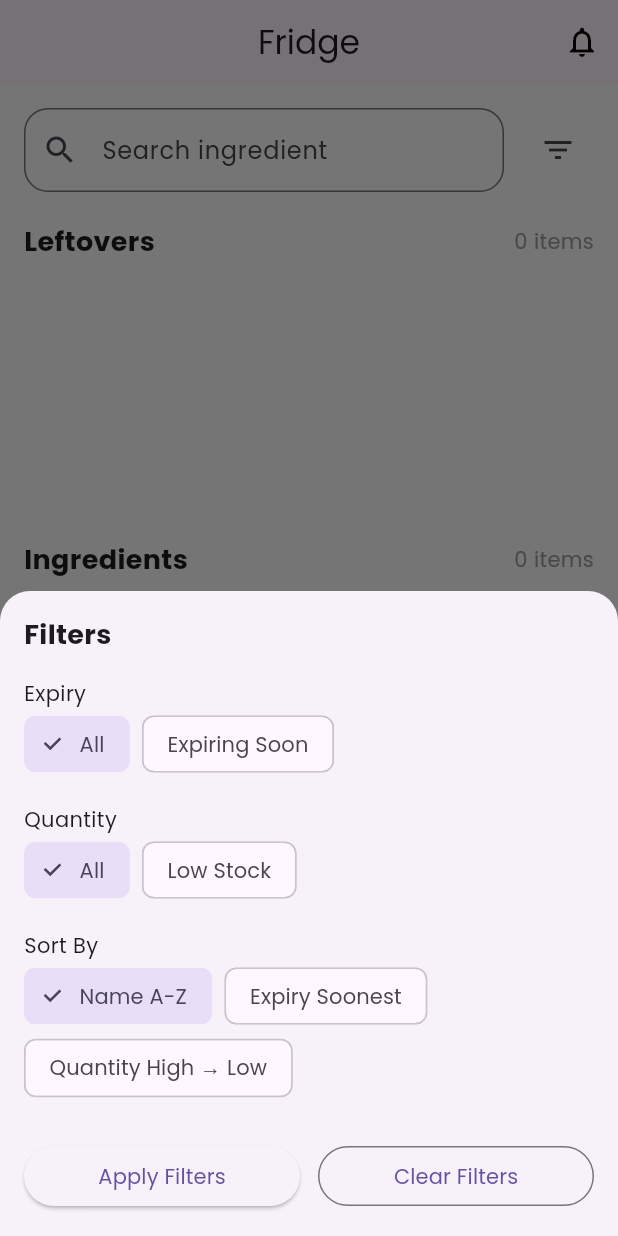
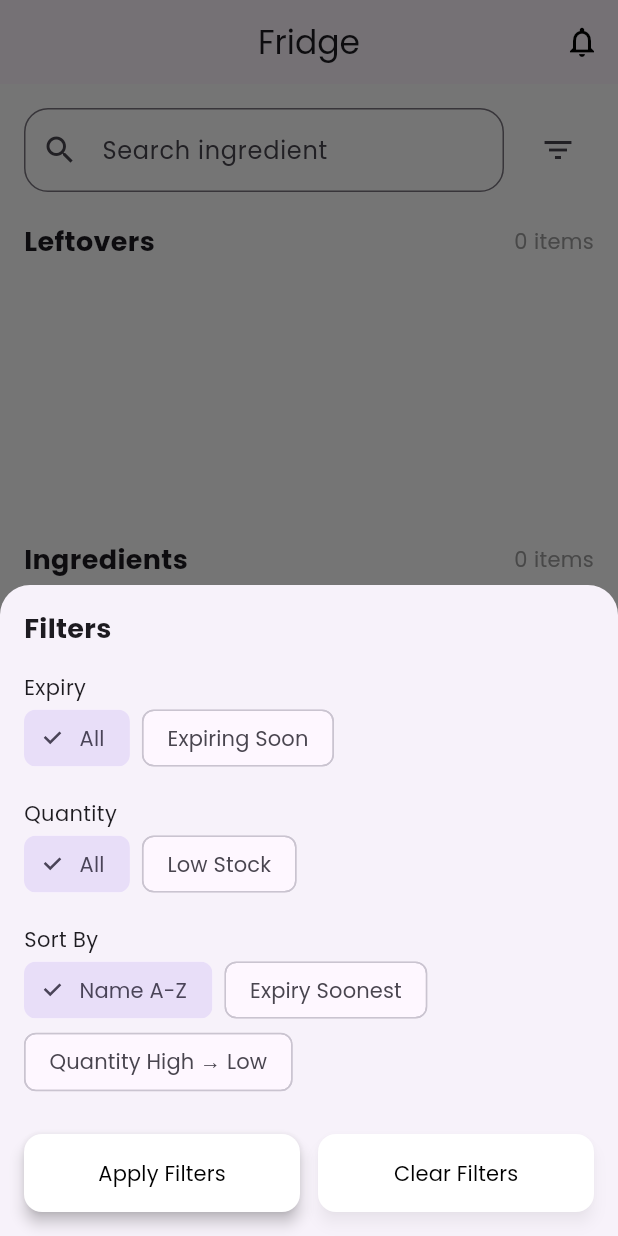
Before and after one commit to KuanJiTong/smart_virtual_refrigerator, a Flutter app: the FridgeViewBody screen opened directly, after a tap on the "filter list" icon, on a phone screen of 412 x 824 dp. Run offline on Flutter 3.47's test engine with Material 3 defaults, Android fonts, the phone set to English and light mode, and no system bars; our stand-ins replace camera, cloud_firestore, firebase_auth, firebase_core, flutter_dotenv, google_sign_in; missing offline and left inert: google_mlkit_barcode_scanning, google_mlkit_commons; accounts and stored records are empty.

Commit message:
update filter ingredient

```diff
--- a/lib/viewmodels/fridge_viewmodel.dart
+++ b/lib/viewmodels/fridge_viewmodel.dart
@@ -18,6 +18,7 @@ class FridgeViewModel extends ChangeNotifier {
 
   List<Map<String, dynamic>> allIngredients = [];
   List<Map<String, dynamic>> allLeftovers = [];
+
   bool isLoading = false;
 
   Future<void> loadIngredients() async {
--- a/lib/views/fridge_page.dart
+++ b/lib/views/fridge_page.dart
@@ -396,16 +396,39 @@ class FridgeViewBody extends StatelessWidget {
               Expanded(
                 child: ElevatedButton(
                   onPressed: () => Navigator.pop(context),
+                  style: ElevatedButton.styleFrom(
+                    backgroundColor: Colors.white,
+                    foregroundColor: Colors.black,
+                    elevation: 4,
+                    padding: const EdgeInsets.symmetric(vertical: 16),
+                    shape: RoundedRectangleBorder(
+                      borderRadius: BorderRadius.circular(12),
+                    ),
+                  ),
                   child: const Text('Apply Filters'),
                 ),
               ),
+
               const SizedBox(width: 12),
+
+              // Clear Filters Button – styled identically
               Expanded(
-                child: OutlinedButton(
+                child: ElevatedButton(
                   onPressed: () {
                     vm.clearFilters();
                     Navigator.pop(context);
                   },
+                  style: ElevatedButton.styleFrom(
+                    backgroundColor: Colors.white,
+                    foregroundColor: Colors.black,
+                    elevation: 4,
+                    padding: const EdgeInsets.symmetric(vertical: 16),
+                    shape: RoundedRectangleBorder(
+                      borderRadius: BorderRadius.circular(12),
+                      side: BorderSide.none, // Remove any border
+                    ),
+                    shadowColor: Colors.black26,
+                  ),
                   child: const Text('Clear Filters'),
                 ),
               ),
```
